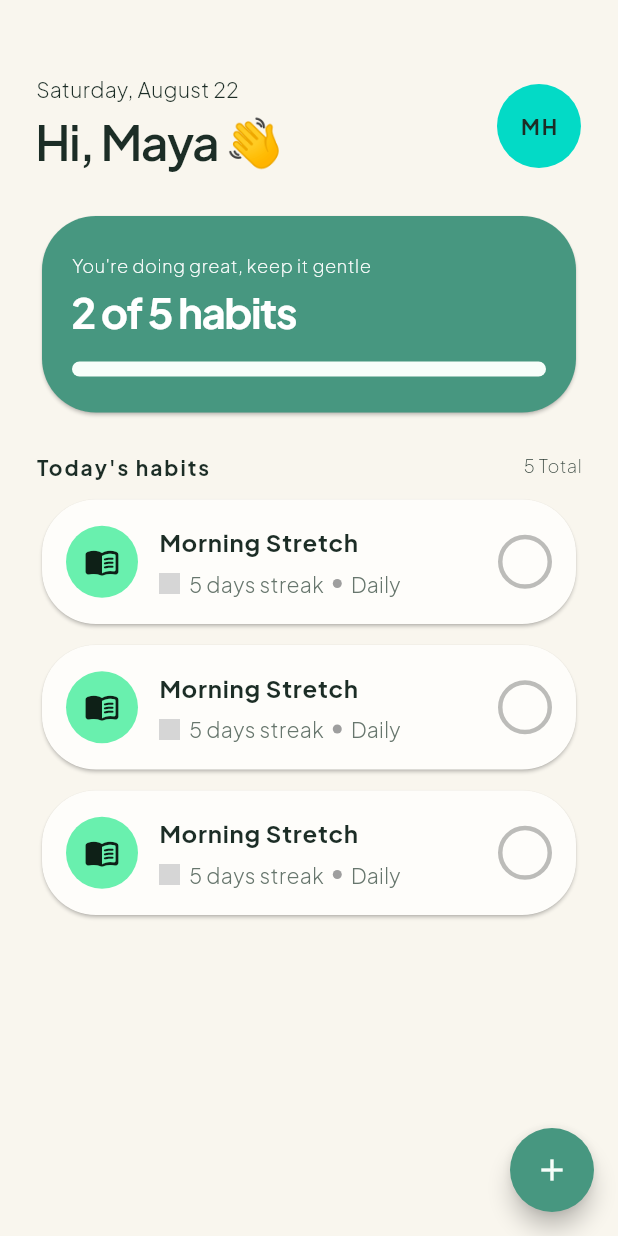
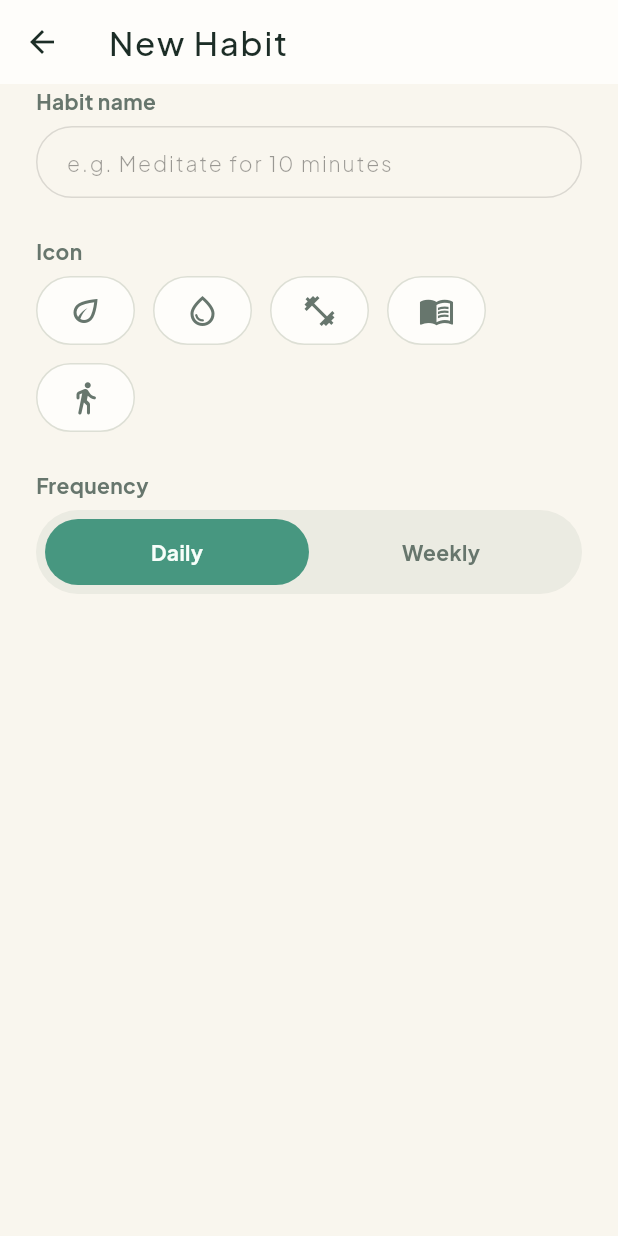
Before and after one commit to pakdhel/habitly-app-flutter, a Flutter app: the HomeScreen screen opened directly, after a tap on the "add" icon, on a phone screen of 412 x 824 dp. Run offline on Flutter 3.47's test engine with Material 3 defaults, Android fonts, the phone set to English and light mode, and no system bars; our stand-ins replace google_fonts; grey boxes are pictures that could not be loaded.

Commit message:
menambahkan halaman new habit dan membuat textfield nama habit, selet icon, select frequency

```diff
--- a/lib/main.dart
+++ b/lib/main.dart
@@ -1,6 +1,7 @@
 import 'package:flutter/material.dart';
 import 'package:habitly/screen/login/login_screen.dart';
 import 'package:habitly/screen/main/main_screen.dart';
+import 'package:habitly/screen/new_habit/new_habit_screen.dart';
 import 'package:habitly/screen/onboarding/onboarding_screen.dart';
 import 'package:habitly/static/navigation_route.dart';
 import 'package:habitly/style/theme/habitly_theme.dart';
@@ -22,6 +23,7 @@ class MainApp extends StatelessWidget {
         NavigationRoute.onBoarding.name: (ctx) => OnboardingScreen(),
         NavigationRoute.loginRoute.name: (ctx) => LoginScreen(),
         NavigationRoute.mainRoute.name: (ctx) => MainScreen(),
+        NavigationRoute.newHabitRoute.name: (ctx) => NewHabitScreen(),
       },
     );
   }
--- a/lib/screen/home/home_screen.dart
+++ b/lib/screen/home/home_screen.dart
@@ -114,7 +114,9 @@ class HomeScreen extends StatelessWidget {
         backgroundColor: colorScheme.primary,
         foregroundColor: colorScheme.onPrimary,
         shape: RoundedRectangleBorder(borderRadius: BorderRadius.circular(100)),
-        onPressed: () {},
+        onPressed: () {
+          Navigator.pushNamed(context, "/new");
+        },
 
         child: Icon(Icons.add),
       ),
--- /dev/null
+++ b/lib/screen/new_habit/frequency_widget.dart
@@ -0,0 +1,80 @@
+import 'package:flutter/material.dart';
+
+class FrequencyWidget extends StatefulWidget {
+  final ValueChanged<String> onFrequencySelected;
+  const FrequencyWidget({super.key, required this.onFrequencySelected});
+
+  @override
+  State<FrequencyWidget> createState() => _FrequencyWidgetState();
+}
+
+class _FrequencyWidgetState extends State<FrequencyWidget> {
+  final List<String> options = ['Daily', 'Weekly'];
+  int indexSelected = 0;
+
+  @override
+  Widget build(BuildContext context) {
+    final colorScheme = Theme.of(context).colorScheme;
+    final textTheme = Theme.of(context).textTheme;
+
+    return Container(
+      padding: EdgeInsets.all(6),
+      height: 56,
+      decoration: BoxDecoration(
+        color: colorScheme.outline.withValues(alpha: 0.5),
+        borderRadius: BorderRadius.circular(100),
+      ),
+      child: Row(
+        children: List.generate(options.length, (index) {
+          final isSelected = indexSelected == index;
+          return Expanded(
+            child: GestureDetector(
+              onTap: () {
+                setState(() {
+                  indexSelected = index;
+                });
+                widget.onFrequencySelected(options[index]);
+              },
+              child: Container(
+                decoration: BoxDecoration(
+                  borderRadius: BorderRadius.circular(100),
+                  color: isSelected ? colorScheme.primary : Colors.transparent,
+                ),
+                child: Center(
+                  child: Text(
+                    options[index],
+                    style: textTheme.bodyMedium?.copyWith(
+                      fontWeight: FontWeight.bold,
+                      color: isSelected
+                          ? colorScheme.onPrimary
+                          : colorScheme.tertiary,
+                    ),
+                  ),
+                ),
+              ),
+            ),
+          );
+        }),
+        // children: [
+
+        // Expanded(
+        //   child: Container(
+        //     decoration: BoxDecoration(
+        //       borderRadius: BorderRadius.circular(100),
+        //       color: Colors.transparent,
+        //     ),
+        //     child: Center(
+        //       child: Text(
+        //         'Weekly',
+        //         style: textTheme.bodyMedium?.copyWith(
+        //           fontWeight: FontWeight.bold,
+        //         ),
+        //       ),
+        //     ),
+        //   ),
+        // ),
+        // ],
+      ),
+    );
+  }
+}
--- /dev/null
+++ b/lib/screen/new_habit/icon_select.dart
@@ -0,0 +1,63 @@
+import 'package:flutter/material.dart';
+
+class IconSelect extends StatefulWidget {
+  final ValueChanged<IconData> onIconSelected;
+  const IconSelect({super.key, required this.onIconSelected});
+
+  @override
+  State<IconSelect> createState() => _IconSelectState();
+}
+
+class _IconSelectState extends State<IconSelect> {
+  final List<IconData> icons = [
+    Icons.eco_outlined,
+    Icons.water_drop_outlined,
+    Icons.fitness_center_outlined,
+    Icons.menu_book,
+    Icons.directions_walk_rounded,
+    // Icon(Icons.,)
+  ];
+
+  int indexSelected = -1;
+
+  @override
+  Widget build(BuildContext context) {
+    final colorScheme = Theme.of(context).colorScheme;
+    return Wrap(
+      spacing: 12,
+      runSpacing: 12,
+      children: List.generate(icons.length, (index) {
+        final isSelected = indexSelected == index;
+        return GestureDetector(
+          onTap: () {
+            setState(() {
+              indexSelected = index;
+            });
+
+            widget.onIconSelected(icons[index]);
+
+            print(indexSelected);
+          },
+          child: Container(
+            padding: EdgeInsets.symmetric(horizontal: 20, vertical: 10),
+            decoration: BoxDecoration(
+              borderRadius: BorderRadius.circular(28),
+              color: isSelected
+                  ? colorScheme.primaryContainer
+                  : colorScheme.surface,
+              border: isSelected
+                  ? Border.all(color: colorScheme.onPrimaryContainer)
+                  : Border.all(color: colorScheme.outline),
+            ),
+            child: Icon(
+              icons[index],
+              color: isSelected
+                  ? colorScheme.onPrimaryContainer
+                  : colorScheme.tertiary,
+            ),
+          ),
+        );
+      }),
+    );
+  }
+}
--- /dev/null
+++ b/lib/screen/new_habit/new_habit_screen.dart
@@ -0,0 +1,86 @@
+import 'package:flutter/material.dart';
+import 'package:habitly/screen/new_habit/frequency_widget.dart';
+import 'package:habitly/screen/new_habit/icon_select.dart';
+
+class NewHabitScreen extends StatefulWidget {
+  const NewHabitScreen({super.key});
+
+  @override
+  State<NewHabitScreen> createState() => _NewHabitScreenState();
+}
+
+class _NewHabitScreenState extends State<NewHabitScreen> {
+  IconData? selectedIcon;
+  String selectedFrequency = 'Daily';
+
+  @override
+  Widget build(BuildContext context) {
+    final textTheme = Theme.of(context).textTheme;
+    final colorScheme = Theme.of(context).colorScheme;
+
+    return Scaffold(
+      appBar: AppBar(title: Text('New Habit')),
+      body: SingleChildScrollView(
+        padding: EdgeInsets.symmetric(horizontal: 24),
+        child: Column(
+          crossAxisAlignment: CrossAxisAlignment.start,
+          children: [
+            Text(
+              'Habit name',
+              style: textTheme.bodyMedium?.copyWith(
+                color: colorScheme.tertiary,
+                fontWeight: FontWeight.bold,
+              ),
+            ),
+            SizedBox(height: 6),
+            TextField(
+              decoration: InputDecoration(
+                hintText: 'e.g. Meditate for 10 minutes',
+                contentPadding: EdgeInsets.symmetric(horizontal: 16),
+              ),
+            ),
+
+            SizedBox(height: 24),
+            Text(
+              'Icon',
+              style: textTheme.bodyMedium?.copyWith(
+                color: colorScheme.tertiary,
+                fontWeight: FontWeight.bold,
+              ),
+            ),
+
+            SizedBox(height: 6),
+
+            IconSelect(
+              onIconSelected: (icon) {
+                setState(() {
+                  selectedIcon = icon;
+                });
+              },
+            ),
+
+            SizedBox(height: 24),
+
+            Text(
+              'Frequency',
+              style: textTheme.bodyMedium?.copyWith(
+                color: colorScheme.tertiary,
+                fontWeight: FontWeight.bold,
+              ),
+            ),
+
+            SizedBox(height: 6),
+            FrequencyWidget(
+              onFrequencySelected: (value) {
+                setState(() {
+                  selectedFrequency = value;
+                });
+                print(selectedFrequency);
+              },
+            ),
+          ],
+        ),
+      ),
+    );
+  }
+}
```
